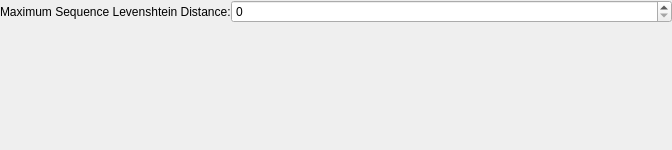
Before: the Qt Designer form combinatorialprofiler/ui/barcodeseqlevwidget.ui in ilia-kats/CombinatorialProfiler, drawn with Qt 5.
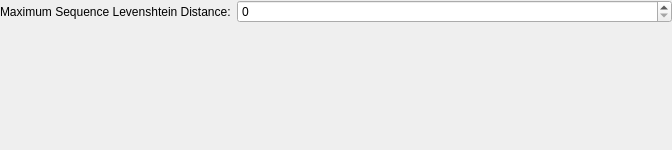
After: the same form once the commit is applied.

Commit message: GUI: add Python port of Column resizer, use it in settingswidget

What changed in the file:
```diff
--- a/combinatorialprofiler/ui/barcodeseqlevwidget.ui
+++ b/combinatorialprofiler/ui/barcodeseqlevwidget.ui
@@ -14,9 +14,6 @@
    <string>Form</string>
   </property>
   <layout class="QFormLayout" name="formLayout">
-   <property name="horizontalSpacing">
-    <number>0</number>
-   </property>
    <property name="leftMargin">
     <number>0</number>
    </property>
```
The commit also changes 3 other files.
